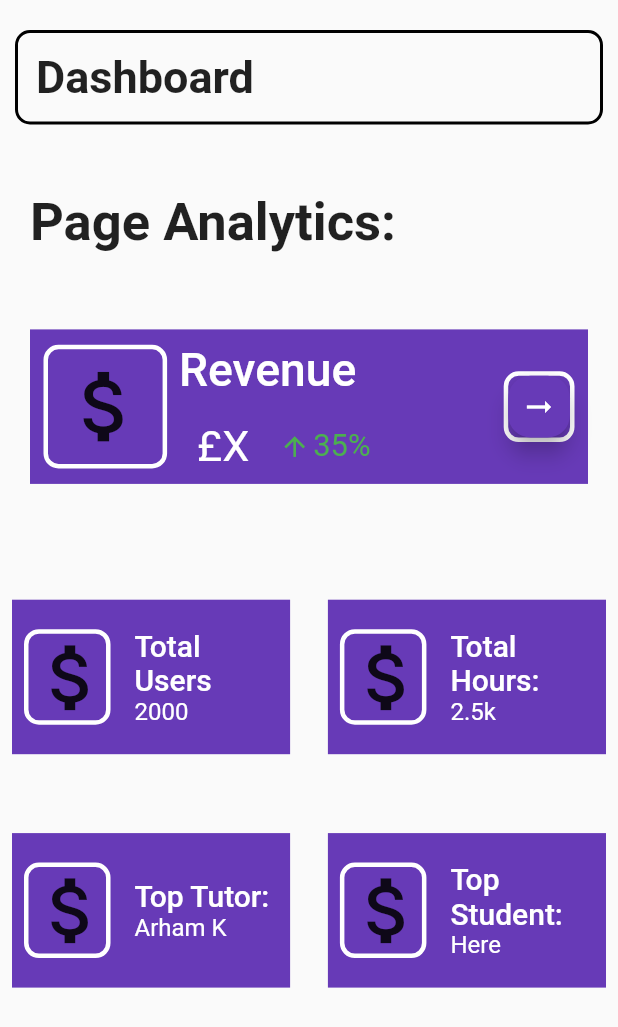
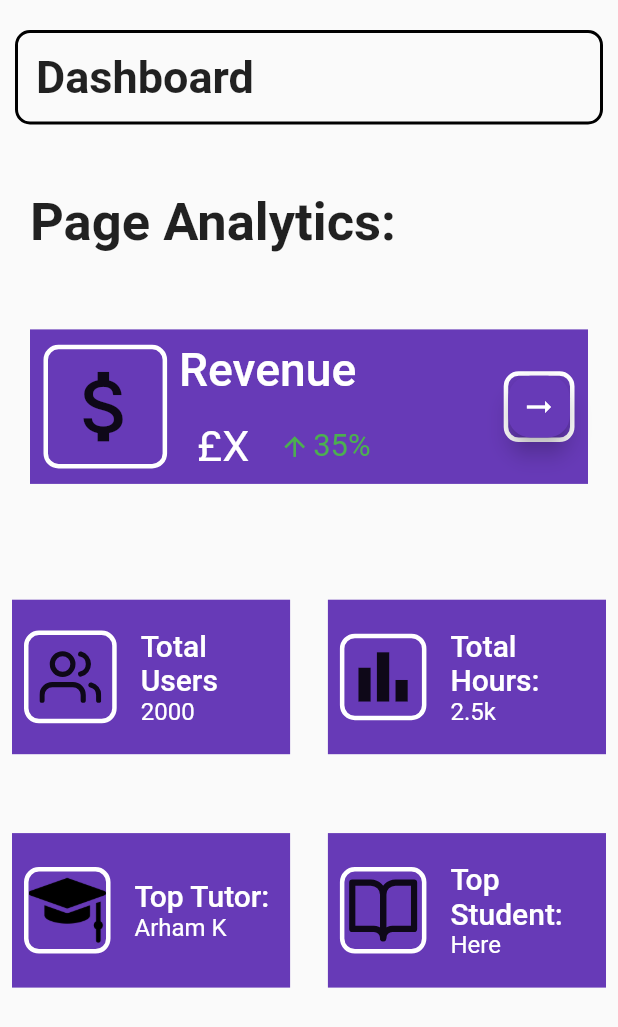
Before and after one commit to Studios-Async/TMS_Application, a Flutter app: the AdminHome screen opened directly, on a phone screen of 412 x 824 dp. Shown: the top 1027 px of the screen. Run offline on Flutter 3.47's test engine with Material 2 defaults, Android fonts, the phone set to English and light mode, and no system bars; our stand-ins replace firebase_core, flutter_feather_icons, google_nav_bar, lottie, table_calendar; accounts and stored records are empty.

Commit message:
admin page + lots of folders orgaising

```diff
--- a/lib/general_screens/Admin/Home Utilities/top_student.dart
+++ b/lib/general_screens/Admin/Home Utilities/top_student.dart
@@ -1,4 +1,5 @@
 import 'package:flutter/material.dart';
+import 'package:flutter_feather_icons/flutter_feather_icons.dart';
 
 class TopStudent extends StatefulWidget {
   const TopStudent({super.key});
@@ -25,6 +26,7 @@ class _TopStudentState extends State<TopStudent> {
               padding: const EdgeInsets.all(8.0),
               child: Container(
                 width: screenWidth * 0.14,
+                height: screenWidth * 0.14,
                 decoration: BoxDecoration(
                   border: Border.all(
                     color: Colors.white,
@@ -33,8 +35,8 @@ class _TopStudentState extends State<TopStudent> {
                   borderRadius: BorderRadius.circular(10),
                 ),
                 child: Icon(
-                  Icons.attach_money,
-                  size: screenWidth * 0.14,
+                  FeatherIcons.bookOpen,
+                  size: screenWidth * 0.12,
                 ),
               ),
             ),
--- a/lib/general_screens/Admin/Home Utilities/top_tutor.dart
+++ b/lib/general_screens/Admin/Home Utilities/top_tutor.dart
@@ -25,6 +25,7 @@ class _TopTutorState extends State<TopTutor> {
               padding: const EdgeInsets.all(8.0),
               child: Container(
                 width: screenWidth * 0.14,
+                height: screenWidth * 0.14,
                 decoration: BoxDecoration(
                   border: Border.all(
                     color: Colors.white,
@@ -32,9 +33,10 @@ class _TopTutorState extends State<TopTutor> {
                   ),
                   borderRadius: BorderRadius.circular(10),
                 ),
-                child: Icon(
-                  Icons.attach_money,
-                  size: screenWidth * 0.14,
+                child: Image.asset(
+                  "assets/icons/mortarboard.png",
+                  width: screenWidth * 0.12,
+                  height: screenWidth * 0.12,
                 ),
               ),
             ),
--- a/lib/general_screens/Admin/Home Utilities/total_hours.dart
+++ b/lib/general_screens/Admin/Home Utilities/total_hours.dart
@@ -1,4 +1,5 @@
 import 'package:flutter/material.dart';
+import 'package:flutter_feather_icons/flutter_feather_icons.dart';
 
 class TotalHours extends StatefulWidget {
   const TotalHours({super.key});
@@ -25,6 +26,7 @@ class _TotalHoursState extends State<TotalHours> {
               padding: const EdgeInsets.all(8.0),
               child: Container(
                 width: screenWidth * 0.14,
+                height: screenWidth * 0.14,
                 decoration: BoxDecoration(
                   border: Border.all(
                     color: Colors.white,
@@ -33,8 +35,9 @@ class _TotalHoursState extends State<TotalHours> {
                   borderRadius: BorderRadius.circular(10),
                 ),
                 child: Icon(
-                  Icons.attach_money,
-                  size: screenWidth * 0.14,
+                  Icons.bar_chart,
+                  size: screenWidth * 0.12,
+                  weight: 2,
                 ),
               ),
             ),
@@ -63,7 +66,7 @@ class _TotalHoursState extends State<TotalHours> {
                       fontSize: 16,
                     ),
                   ),
-                ),
+                )
               ],
             ),
           ],
--- a/lib/general_screens/Admin/Home Utilities/total_users.dart
+++ b/lib/general_screens/Admin/Home Utilities/total_users.dart
@@ -1,4 +1,5 @@
 import 'package:flutter/material.dart';
+import 'package:flutter_feather_icons/flutter_feather_icons.dart';
 
 class TotalUsers extends StatefulWidget {
   const TotalUsers({super.key});
@@ -24,7 +25,8 @@ class _TotalUsersState extends State<TotalUsers> {
             Padding(
               padding: const EdgeInsets.all(8.0),
               child: Container(
-                width: screenWidth * 0.14,
+                width: screenWidth * 0.15,
+                height: screenWidth * 0.15,
                 decoration: BoxDecoration(
                   border: Border.all(
                     color: Colors.white,
@@ -33,8 +35,8 @@ class _TotalUsersState extends State<TotalUsers> {
                   borderRadius: BorderRadius.circular(10),
                 ),
                 child: Icon(
-                  Icons.attach_money,
-                  size: screenWidth * 0.14,
+                  FeatherIcons.users,
+                  size: screenWidth * 0.1,
                 ),
               ),
             ),
--- a/pubspec.yaml
+++ b/pubspec.yaml
@@ -40,6 +40,7 @@ dependencies:
   firebase_auth: ^4.4.0
   lottie: ^1.1.0
   table_calendar: ^3.0.8
+  flutter_feather_icons: ^2.0.0
 
 dev_dependencies:
   flutter_test:
```
Also changed, not shown: lib/general_screens/Student/Utilities/student_navbar.dart (renamed from lib/Utilities/navbar.dart, +4 -7 lines), lib/general_screens/Tutor/Utilities/tutor_navbar.dart (added, +94 -0 lines), lib/main.dart (+4 -3 lines), lib/general_screens/Admin/Utilities/admin_navbar.dart (renamed from lib/Utilities/admin_navbar.dart).
